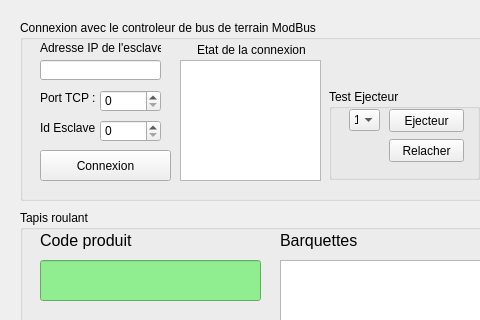
Before: the Qt Designer form mainwindow.ui in Quentin2512/Barquette, drawn with Qt 5; both pictures show x 0 to 480 and y 0 to 320 of the 758 by 464 pixel window.
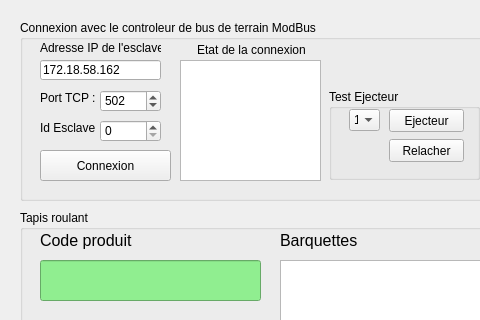
After: the same form once the commit is applied.

Commit message: Gestion bouton connexion

Diff of the .ui file:
```diff
--- a/mainwindow.ui
+++ b/mainwindow.ui
@@ -48,6 +48,9 @@
        <height>20</height>
       </rect>
      </property>
+     <property name="text">
+      <string>172.18.58.162</string>
+     </property>
     </widget>
     <widget class="QLabel" name="label_portTCP">
      <property name="geometry">
@@ -71,6 +74,15 @@
        <height>22</height>
       </rect>
      </property>
+     <property name="minimum">
+      <number>0</number>
+     </property>
+     <property name="maximum">
+      <number>999999999</number>
+     </property>
+     <property name="value">
+      <number>502</number>
+     </property>
     </widget>
     <widget class="QPushButton" name="pushButton_connexion">
      <property name="geometry">
```
The commit also changes 1 other file.
